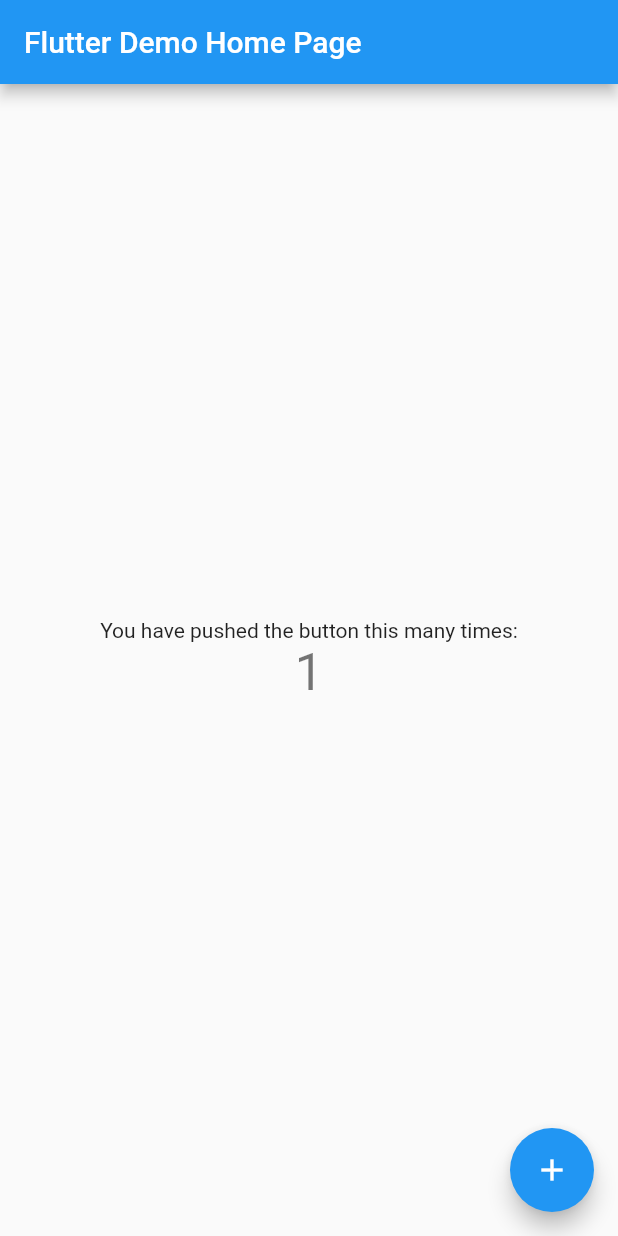
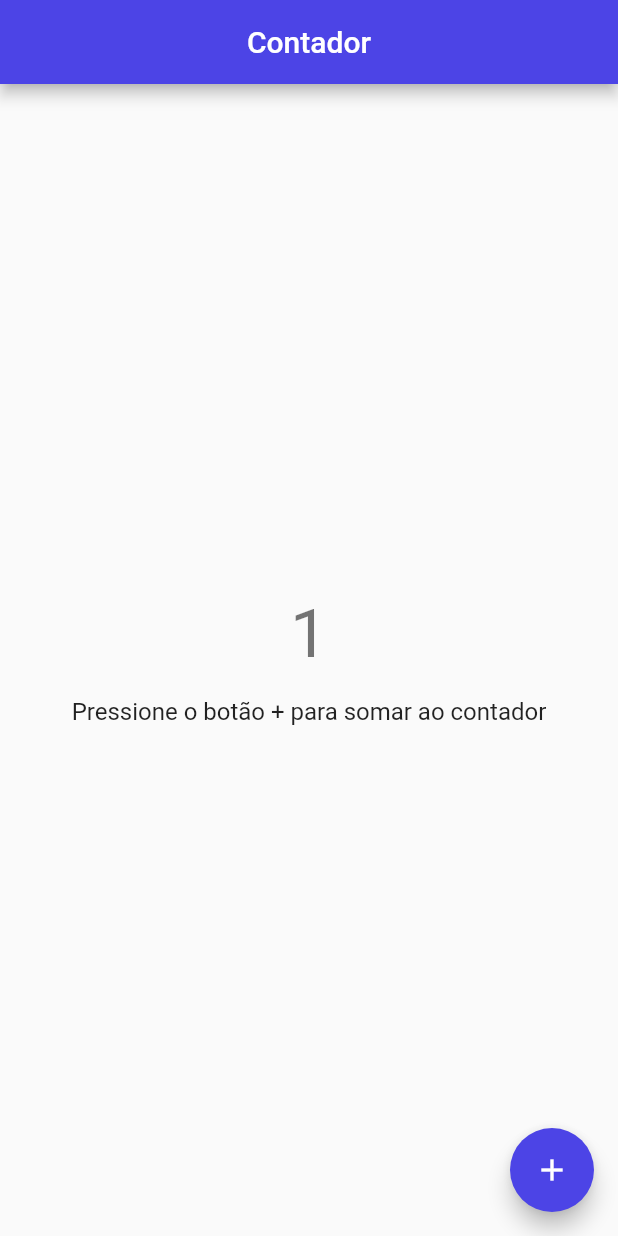
Before and after one commit to Jhone0202/first_challenge, a Flutter app: the screen it shows after launch, after a tap on the "add" icon, on a phone screen of 412 x 824 dp. Run offline on Flutter 3.47's test engine with Material 2 defaults, Android fonts, the light colour scheme and no system bars.

Commit message:
<Change log> 19/05/2021 | - Project refactoring;

```diff
--- a/lib/main.dart
+++ b/lib/main.dart
@@ -1,113 +1,6 @@
 import 'package:flutter/material.dart';
+import 'src/controller_app.dart';
 
 void main() {
   runApp(MyApp());
 }
-
-class MyApp extends StatelessWidget {
-  // This widget is the root of your application.
-  @override
-  Widget build(BuildContext context) {
-    return MaterialApp(
-      title: 'Flutter Demo',
-      theme: ThemeData(
-        // This is the theme of your application.
-        //
-        // Try running your application with "flutter run". You'll see the
-        // application has a blue toolbar. Then, without quitting the app, try
-        // changing the primarySwatch below to Colors.green and then invoke
-        // "hot reload" (press "r" in the console where you ran "flutter run",
-        // or simply save your changes to "hot reload" in a Flutter IDE).
-        // Notice that the counter didn't reset back to zero; the application
-        // is not restarted.
-        primarySwatch: Colors.blue,
-      ),
-      home: MyHomePage(title: 'Flutter Demo Home Page'),
-    );
-  }
-}
-
-class MyHomePage extends StatefulWidget {
-  MyHomePage({Key key, this.title}) : super(key: key);
-
-  // This widget is the home page of your application. It is stateful, meaning
-  // that it has a State object (defined below) that contains fields that affect
-  // how it looks.
-
-  // This class is the configuration for the state. It holds the values (in this
-  // case the title) provided by the parent (in this case the App widget) and
-  // used by the build method of the State. Fields in a Widget subclass are
-  // always marked "final".
-
-  final String title;
-
-  @override
-  _MyHomePageState createState() => _MyHomePageState();
-}
-
-class _MyHomePageState extends State<MyHomePage> {
-  int _counter = 0;
-
-  void _incrementCounter() {
-    setState(() {
-      // This call to setState tells the Flutter framework that something has
-      // changed in this State, which causes it to rerun the build method below
-      // so that the display can reflect the updated values. If we changed
-      // _counter without calling setState(), then the build method would not be
-      // called again, and so nothing would appear to happen.
-      _counter++;
-    });
-  }
-
-  @override
-  Widget build(BuildContext context) {
-    // This method is rerun every time setState is called, for instance as done
-    // by the _incrementCounter method above.
-    //
-    // The Flutter framework has been optimized to make rerunning build methods
-    // fast, so that you can just rebuild anything that needs updating rather
-    // than having to individually change instances of widgets.
-    return Scaffold(
-      appBar: AppBar(
-        // Here we take the value from the MyHomePage object that was created by
-        // the App.build method, and use it to set our appbar title.
-        title: Text(widget.title),
-      ),
-      body: Center(
-        // Center is a layout widget. It takes a single child and positions it
-        // in the middle of the parent.
-        child: Column(
-          // Column is also a layout widget. It takes a list of children and
-          // arranges them vertically. By default, it sizes itself to fit its
-          // children horizontally, and tries to be as tall as its parent.
-          //
-          // Invoke "debug painting" (press "p" in the console, choose the
-          // "Toggle Debug Paint" action from the Flutter Inspector in Android
-          // Studio, or the "Toggle Debug Paint" command in Visual Studio Code)
-          // to see the wireframe for each widget.
-          //
-          // Column has various properties to control how it sizes itself and
-          // how it positions its children. Here we use mainAxisAlignment to
-          // center the children vertically; the main axis here is the vertical
-          // axis because Columns are vertical (the cross axis would be
-          // horizontal).
-          mainAxisAlignment: MainAxisAlignment.center,
-          children: <Widget>[
-            Text(
-              'You have pushed the button this many times:',
-            ),
-            Text(
-              '$_counter',
-              style: Theme.of(context).textTheme.headline4,
-            ),
-          ],
-        ),
-      ),
-      floatingActionButton: FloatingActionButton(
-        onPressed: _incrementCounter,
-        tooltip: 'Increment',
-        child: Icon(Icons.add),
-      ), // This trailing comma makes auto-formatting nicer for build methods.
-    );
-  }
-}
--- /dev/null
+++ b/lib/src/constants.dart
@@ -0,0 +1,6 @@
+import 'package:flutter/cupertino.dart';
+
+const Color kPrimaryColor = Color(0xFF4C44E6);
+const Color kBgDarkColor = Color(0xFF121214);
+
+const double kDefaultPadding = 16;
--- /dev/null
+++ b/lib/src/controller_app.dart
@@ -0,0 +1,17 @@
+import 'package:first_challenge/src/themes.dart';
+import 'package:flutter/material.dart';
+import 'view/home_page.dart';
+
+class MyApp extends StatelessWidget {
+  @override
+  Widget build(BuildContext context) {
+    return MaterialApp(
+      title: 'First Challenge',
+      themeMode: ThemeMode.system,
+      theme: lightThemeData(context),
+      darkTheme: darkThemeData(context),
+      debugShowCheckedModeBanner: false,
+      home: HomePage(),
+    );
+  }
+}
--- /dev/null
+++ b/lib/src/themes.dart
@@ -0,0 +1,24 @@
+import 'package:flutter/material.dart';
+
+import 'constants.dart';
+
+ThemeData lightThemeData(BuildContext context) {
+  return ThemeData.light().copyWith(
+    primaryColor: kPrimaryColor,
+    accentColor: kPrimaryColor,
+    floatingActionButtonTheme: FloatingActionButtonThemeData(
+      backgroundColor: kPrimaryColor,
+    ),
+  );
+}
+
+ThemeData darkThemeData(BuildContext context) {
+  return ThemeData.dark().copyWith(
+    scaffoldBackgroundColor: kBgDarkColor,
+    floatingActionButtonTheme: FloatingActionButtonThemeData(
+      backgroundColor: kPrimaryColor,
+      foregroundColor: Colors.white,
+      elevation: 0.1,
+    ),
+  );
+}
--- /dev/null
+++ b/lib/src/view/home_page.dart
@@ -0,0 +1,48 @@
+import 'package:first_challenge/src/constants.dart';
+import 'package:flutter/material.dart';
+
+class HomePage extends StatefulWidget {
+  @override
+  _HomePageState createState() => _HomePageState();
+}
+
+class _HomePageState extends State<HomePage> {
+  int count = 0;
+
+  void _addCount() {
+    setState(() {
+      count++;
+    });
+  }
+
+  @override
+  Widget build(BuildContext context) {
+    return Scaffold(
+      appBar: AppBar(
+        brightness: Brightness.dark,
+        centerTitle: true,
+        title: Text('Contador'),
+      ),
+      body: Center(
+        child: Column(
+          mainAxisSize: MainAxisSize.min,
+          children: [
+            Text(
+              '$count',
+              style: Theme.of(context).textTheme.headline3,
+            ),
+            const SizedBox(height: kDefaultPadding),
+            Text(
+              'Pressione o botão + para somar ao contador',
+              style: Theme.of(context).textTheme.subtitle1,
+            )
+          ],
+        ),
+      ),
+      floatingActionButton: FloatingActionButton(
+        child: Icon(Icons.add),
+        onPressed: _addCount,
+      ),
+    );
+  }
+}
--- a/pubspec.yaml
+++ b/pubspec.yaml
@@ -18,7 +18,7 @@
 version: 1.0.0+1
 
 environment:
-  sdk: ">=2.7.0 <3.0.0"
+  sdk: '>=2.12.0 <3.0.0'
 
 dependencies:
   flutter:
```
Also changed, not shown: 2 other files.
